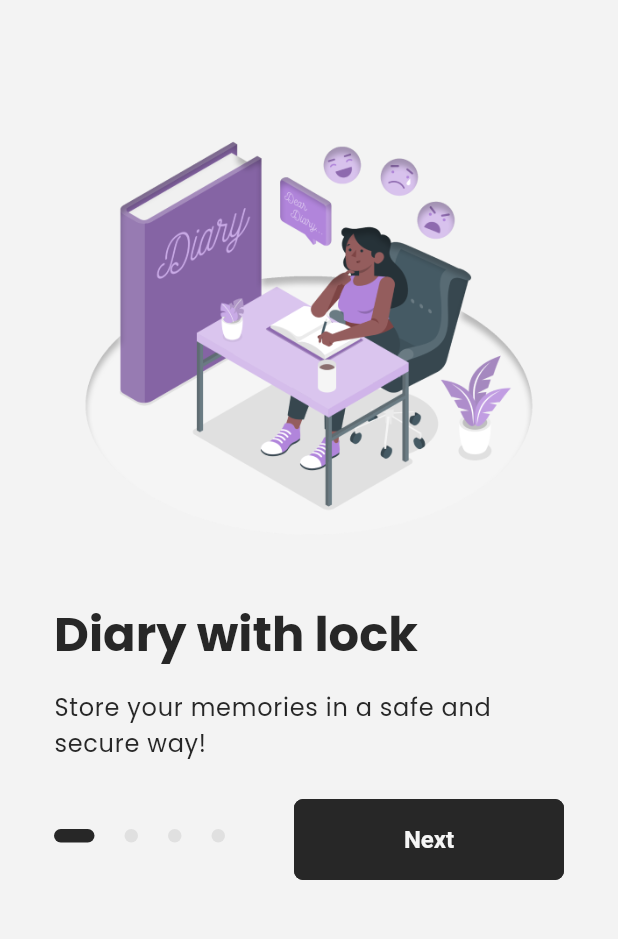
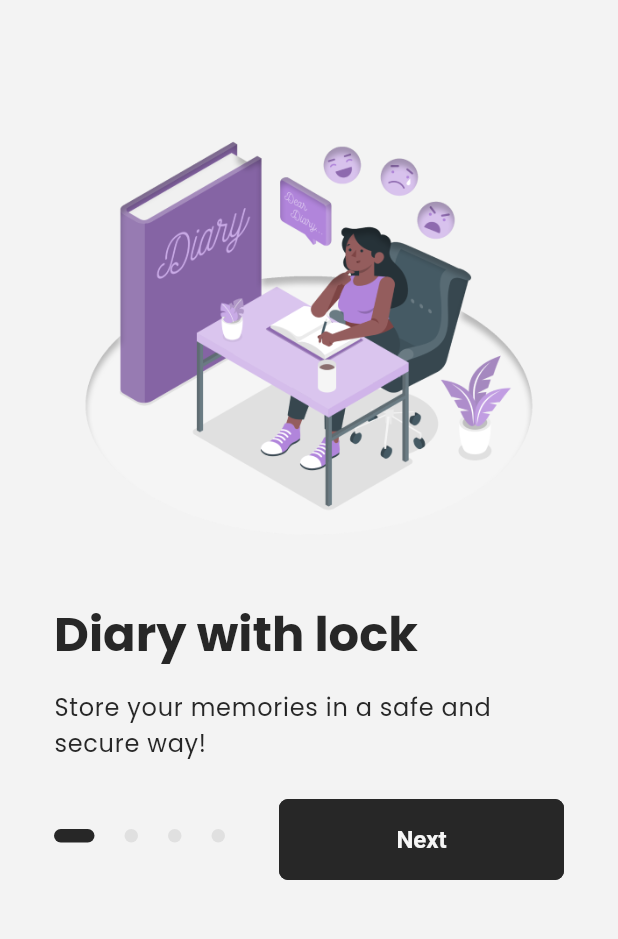
Before and after one commit to c-guill/DaylioFinal, a Flutter app: the screen it shows after launch, on a phone screen of 412 x 824 dp, the part 272-1211 px from its top. Run offline on Flutter 3.47's test engine with Material 3 defaults, Android fonts, the light colour scheme and no system bars; drawn by our look-alikes of smooth_page_indicator; our stand-ins replace firebase_core, flutter_native_splash, get, get_storage, iconsax, local_auth and 1 more; accounts and stored records are empty; project files that could hold a hidden picture were left out.

Commit message:
Base of project

```diff
--- a/lib/features/authentication/views/onboarding/widgets/onboarding_next_button.dart
+++ b/lib/features/authentication/views/onboarding/widgets/onboarding_next_button.dart
@@ -25,7 +25,7 @@ class OnBoardingNextButton extends StatelessWidget {
             textStyle: const TextStyle(fontSize: TSizes.md, color: TColors.textWhite, fontWeight: FontWeight.w600),
             shape: RoundedRectangleBorder(borderRadius: BorderRadius.circular(TSizes.onBoardingButtonRadius)),
           ).copyWith(
-            minimumSize: MaterialStateProperty.all(const Size(TSizes.onBoardingButtonWidth, TSizes.onBoardingButtonHeight)),
+            minimumSize: MaterialStateProperty.all(Size(THelperFunctions.screenWidth() - TSizes.spaceOnBoarding*2 - TSizes.dotFullWidth, TSizes.onBoardingButtonHeight)),
           ),
           child: const Text('Next')),
     );
--- a/lib/utils/constants/sizes.dart
+++ b/lib/utils/constants/sizes.dart
@@ -87,4 +87,5 @@ class TSizes {
   static const double dotSize = 9.0;
   static const double dotSpacing = 20.0;
   static const double dotRadius = 50.0;
+  static const double dotFullWidth = 150;
 }
```
